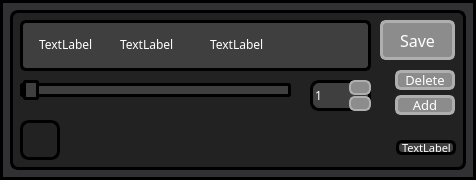
The window that secondwindow.ui (NBK-CSC/for-factorio) describes before a commit, drawn with Qt 5.
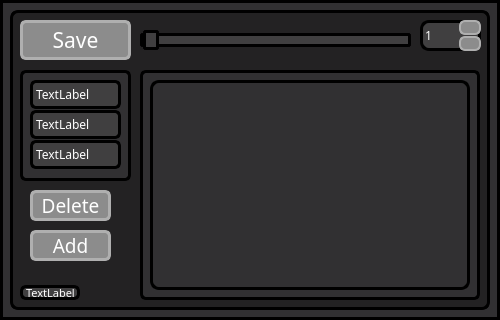
The same window after the commit. Icons and pictures are not drawn.

Patch:
```diff
--- a/secondwindow.ui
+++ b/secondwindow.ui
@@ -9,8 +9,8 @@
    <rect>
     <x>0</x>
     <y>0</y>
-    <width>476</width>
-    <height>180</height>
+    <width>500</width>
+    <height>320</height>
    </rect>
   </property>
   <property name="mouseTracking">
@@ -40,17 +40,17 @@
 }
 </string>
   </property>
-  <widget class="QWidget" name="widget" native="true">
+  <widget class="QWidget" name="widget_1" native="true">
    <property name="geometry">
     <rect>
      <x>10</x>
      <y>10</y>
-     <width>456</width>
-     <height>160</height>
+     <width>480</width>
+     <height>300</height>
     </rect>
    </property>
    <property name="styleSheet">
-    <string notr="true">QWidget#widget{
+    <string notr="true">QWidget#widget_1{
   background : #232223;
   background : rgba(35, 34, 35, 1);
   border-style : Solid;
@@ -74,16 +74,16 @@
    <widget class="QPushButton" name="pushButton_of_save">
     <property name="geometry">
      <rect>
-      <x>370</x>
+      <x>10</x>
       <y>10</y>
-      <width>75</width>
+      <width>111</width>
       <height>40</height>
      </rect>
     </property>
     <property name="font">
      <font>
       <family>OCR A Extended</family>
-      <pointsize>12</pointsize>
+      <pointsize>16</pointsize>
      </font>
     </property>
     <property name="toolTip">
@@ -137,17 +137,17 @@
      <string>Save</string>
     </property>
    </widget>
-   <widget class="QWidget" name="widget_2" native="true">
+   <widget class="QWidget" name="widget_for_label" native="true">
     <property name="geometry">
      <rect>
       <x>10</x>
-      <y>10</y>
-      <width>351</width>
-      <height>51</height>
+      <y>60</y>
+      <width>111</width>
+      <height>111</height>
      </rect>
     </property>
     <property name="styleSheet">
-     <string notr="true">QWidget#widget_2{
+     <string notr="true">QWidget{
 
   background : #403F40;
   background : rgba(64, 63, 64, 1);
@@ -160,7 +160,18 @@
 
 QWidget{
   color:white;
-}</string>
+}
+
+QWidget#widget_for_label
+{
+  background : #313032;
+  background : rgba(49, 48, 50, 1);
+  border-style : Solid;
+  border-color : #000000;
+  border-color : rgba(0, 0, 0, 1);
+  border-width : 3px;
+}
+</string>
     </property>
     <widget class="QLabel" name="number_of_layers_label">
      <property name="enabled">
@@ -168,9 +179,9 @@
      </property>
      <property name="geometry">
       <rect>
-       <x>190</x>
-       <y>10</y>
-       <width>151</width>
+       <x>10</x>
+       <y>70</y>
+       <width>91</width>
        <height>29</height>
       </rect>
      </property>
@@ -186,9 +197,9 @@
     <widget class="QLabel" name="height_label">
      <property name="geometry">
       <rect>
-       <x>100</x>
-       <y>10</y>
-       <width>81</width>
+       <x>10</x>
+       <y>40</y>
+       <width>91</width>
        <height>29</height>
       </rect>
      </property>
@@ -204,9 +215,9 @@
     <widget class="QLabel" name="width_label">
      <property name="geometry">
       <rect>
-       <x>19</x>
+       <x>10</x>
        <y>10</y>
-       <width>81</width>
+       <width>91</width>
        <height>29</height>
       </rect>
      </property>
@@ -226,8 +237,8 @@
     </property>
     <property name="geometry">
      <rect>
-      <x>10</x>
-      <y>70</y>
+      <x>130</x>
+      <y>20</y>
       <width>271</width>
       <height>20</height>
      </rect>
@@ -273,8 +284,8 @@
    <widget class="QSpinBox" name="number_of_layers_spinBox">
     <property name="geometry">
      <rect>
-      <x>300</x>
-      <y>70</y>
+      <x>410</x>
+      <y>10</y>
       <width>61</width>
       <height>31</height>
      </rect>
@@ -375,29 +386,11 @@
      <number>1</number>
     </property>
    </widget>
-   <widget class="QWidget" name="widget_3" native="true">
-    <property name="geometry">
-     <rect>
-      <x>10</x>
-      <y>110</y>
-      <width>40</width>
-      <height>40</height>
-     </rect>
-    </property>
-    <property name="styleSheet">
-     <string notr="true">  background: url(:/images/ground.png);
-  border-style : Solid;
-  border-color : #000000;
-  border-color : rgba(0, 0, 0, 1);
-  border-width : 3px;
-  border-radius : 9px;</string>
-    </property>
-   </widget>
    <widget class="QLabel" name="label_for_version">
     <property name="geometry">
      <rect>
-      <x>386</x>
-      <y>130</y>
+      <x>10</x>
+      <y>275</y>
       <width>60</width>
       <height>15</height>
      </rect>
@@ -428,16 +421,16 @@
    <widget class="QPushButton" name="pushButton_of_delete">
     <property name="geometry">
      <rect>
-      <x>385</x>
-      <y>60</y>
-      <width>60</width>
-      <height>20</height>
+      <x>20</x>
+      <y>180</y>
+      <width>81</width>
+      <height>31</height>
      </rect>
     </property>
     <property name="font">
      <font>
       <family>OCR A Extended</family>
-      <pointsize>10</pointsize>
+      <pointsize>14</pointsize>
      </font>
     </property>
     <property name="toolTip">
@@ -482,16 +475,16 @@
    <widget class="QPushButton" name="pushButton_of_add">
     <property name="geometry">
      <rect>
-      <x>385</x>
-      <y>85</y>
-      <width>60</width>
-      <height>20</height>
+      <x>20</x>
+      <y>220</y>
+      <width>81</width>
+      <height>31</height>
      </rect>
     </property>
     <property name="font">
      <font>
       <family>OCR A Extended</family>
-      <pointsize>10</pointsize>
+      <pointsize>14</pointsize>
      </font>
     </property>
     <property name="toolTip">
@@ -536,6 +529,46 @@
      <string>Add</string>
     </property>
    </widget>
+   <widget class="QWidget" name="widget_bg_for_ground" native="true">
+    <property name="geometry">
+     <rect>
+      <x>130</x>
+      <y>60</y>
+      <width>340</width>
+      <height>230</height>
+     </rect>
+    </property>
+    <property name="styleSheet">
+     <string notr="true">QWidget#widget_bg_for_ground
+{   background : #313032;
+  background : rgba(49, 48, 50, 1);
+  border-style : Solid;
+  border-color : #000000;
+  border-color : rgba(0, 0, 0, 1);
+  border-width : 3px;
+  border-radius : 6px;
+}
+</string>
+    </property>
+    <widget class="QWidget" name="widget_ground" native="true">
+     <property name="geometry">
+      <rect>
+       <x>10</x>
+       <y>10</y>
+       <width>320</width>
+       <height>210</height>
+      </rect>
+     </property>
+     <property name="styleSheet">
+      <string notr="true">  background: url(:/images/ground.png);
+  border-style : Solid;
+  border-color : #000000;
+  border-color : rgba(0, 0, 0, 1);
+  border-width : 3px;
+  border-radius : 9px;</string>
+     </property>
+    </widget>
+   </widget>
   </widget>
  </widget>
  <resources/>
```
